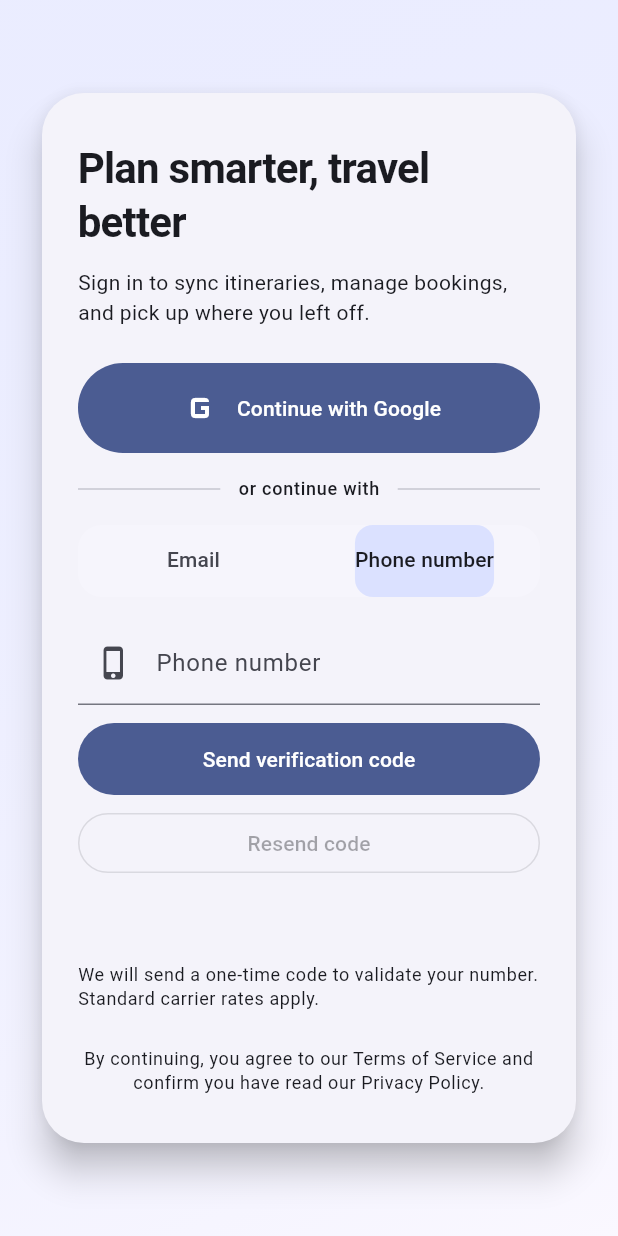
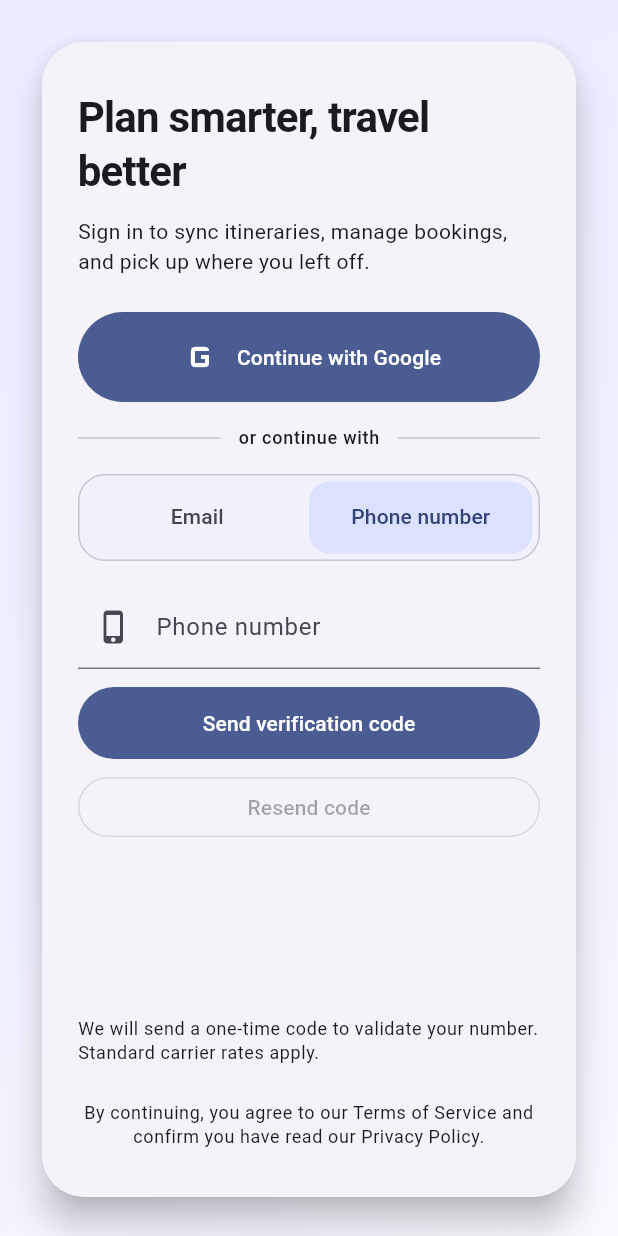
Before and after one commit to SiddharthSSR/PlanGenie, a Flutter app: the screen it shows after launch, tab 2 chosen, on a phone screen of 412 x 824 dp. Run offline on Flutter 3.47's test engine with Material 3 defaults, Android fonts, the light colour scheme and no system bars; our stand-ins replace firebase_auth, firebase_core, google_sign_in; accounts and stored records are empty; generated files the repository leaves out were written again.

```diff
--- a/flutter-app/lib/src/features/auth/login_screen.dart
+++ b/flutter-app/lib/src/features/auth/login_screen.dart
@@ -1,7 +1,6 @@
 import 'package:firebase_auth/firebase_auth.dart';
 import 'package:flutter/material.dart';
 
-import 'package:plangenie/src/theme/theme_compat.dart';
 import 'package:plangenie/src/widgets/feedback_banner.dart';
 
 import 'services/auth_service.dart';
@@ -46,7 +45,8 @@ class _LoginScreenState extends State<LoginScreen> {
         decoration: BoxDecoration(
           gradient: LinearGradient(
             colors: [
-              theme.colorScheme.primaryContainer.withValues(alpha: 0.5),
+              theme.colorScheme.primaryContainer
+                  .withAlpha((0.5 * 255).round()),
               theme.colorScheme.surface,
             ],
             begin: Alignment.topLeft,
@@ -376,17 +376,25 @@ class _AuthTabs extends StatelessWidget {
         mainAxisSize: MainAxisSize.min,
         children: [
           Container(
+            clipBehavior: Clip.antiAlias,
             decoration: BoxDecoration(
-              color: theme.colorScheme.surface.withValues(alpha: 0.4),
-              borderRadius: BorderRadius.circular(16),
+              color: theme.colorScheme.primaryContainer
+                  .withAlpha((0.12 * 255).round()),
+              borderRadius: BorderRadius.circular(18),
+              border: Border.all(
+                color: theme.colorScheme.outlineVariant,
               ),
+            ),
+            child: Padding(
+              padding: const EdgeInsets.all(4),
               child: TabBar(
-              labelColor: theme.colorScheme.onSurface,
-              indicatorColor: theme.colorScheme.primary,
+                indicatorSize: TabBarIndicatorSize.tab,
+                labelColor: theme.colorScheme.onPrimaryContainer,
+                unselectedLabelColor: theme.colorScheme.onSurfaceVariant,
                 dividerColor: Colors.transparent,
                 indicator: BoxDecoration(
                   color: theme.colorScheme.primaryContainer,
-                borderRadius: BorderRadius.circular(12),
+                  borderRadius: BorderRadius.circular(14),
                 ),
                 tabs: const [
                   Tab(text: 'Email'),
@@ -394,9 +402,10 @@ class _AuthTabs extends StatelessWidget {
                 ],
               ),
             ),
+          ),
           const SizedBox(height: 16),
           SizedBox(
-            height: 260,
+            height: 320,
             child: TabBarView(
               children: [
                 emailForm,
@@ -480,7 +489,7 @@ class _EmailLoginForm extends StatelessWidget {
           onPressed: isLoading ? null : onCreateAccount,
           child: const Text('Create an account'),
         ),
-        const Spacer(),
+        const SizedBox(height: 12),
         Align(
           alignment: Alignment.centerRight,
           child: TextButton(
--- a/flutter-app/lib/src/features/auth/signup_screen.dart
+++ b/flutter-app/lib/src/features/auth/signup_screen.dart
@@ -1,8 +1,6 @@
 import 'package:firebase_auth/firebase_auth.dart';
-import 'package:flutter/foundation.dart';
 import 'package:flutter/material.dart';
 
-import 'package:plangenie/src/theme/theme_compat.dart';
 import 'package:plangenie/src/widgets/feedback_banner.dart';
 
 import 'services/auth_service.dart';
@@ -51,7 +49,8 @@ class _SignUpScreenState extends State<SignUpScreen> {
         decoration: BoxDecoration(
           gradient: LinearGradient(
             colors: [
-              theme.colorScheme.primaryContainer.withValues(alpha: 0.35),
+              theme.colorScheme.primaryContainer
+                  .withAlpha((0.35 * 255).round()),
               theme.colorScheme.surface,
             ],
             begin: Alignment.topLeft,
```
Also changed, not shown: flutter-app/lib/src/features/auth/services/auth_service.dart (+64 -12 lines), flutter-app/lib/src/theme/theme_compat.dart (deleted, +0 -11 lines), flutter-app/lib/src/widgets/feedback_banner.dart (+4 -4 lines), flutter-app/pubspec.yaml (+5 -5 lines), 64 other files. Lines whose indentation alone changed are shown as unchanged.
